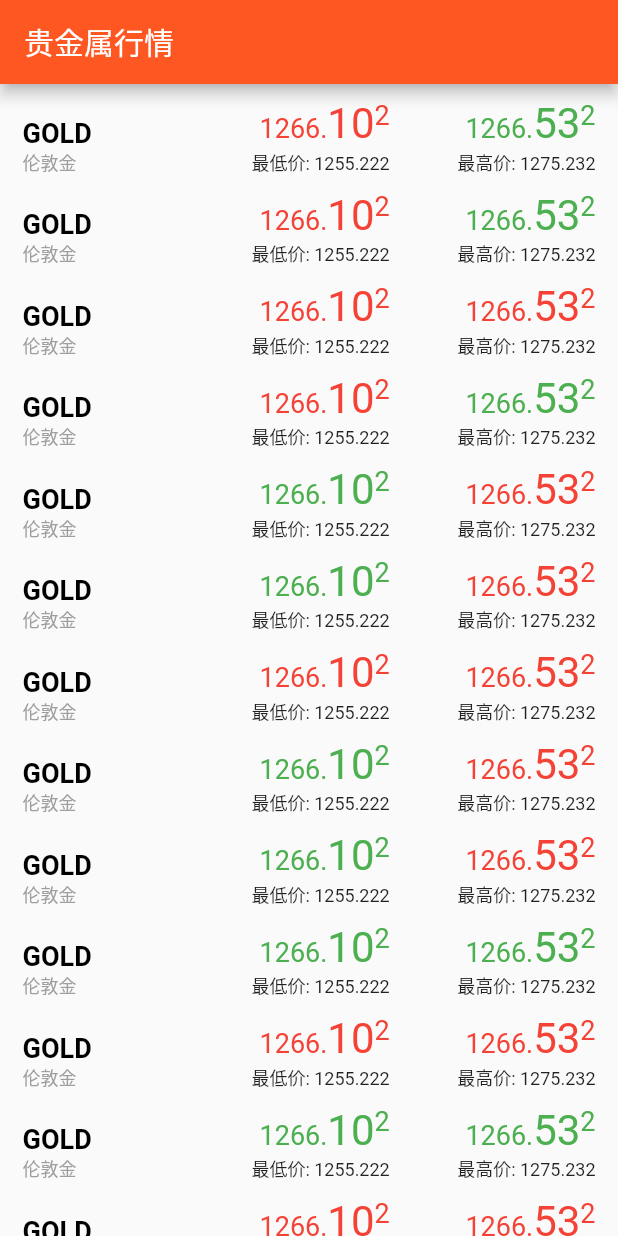
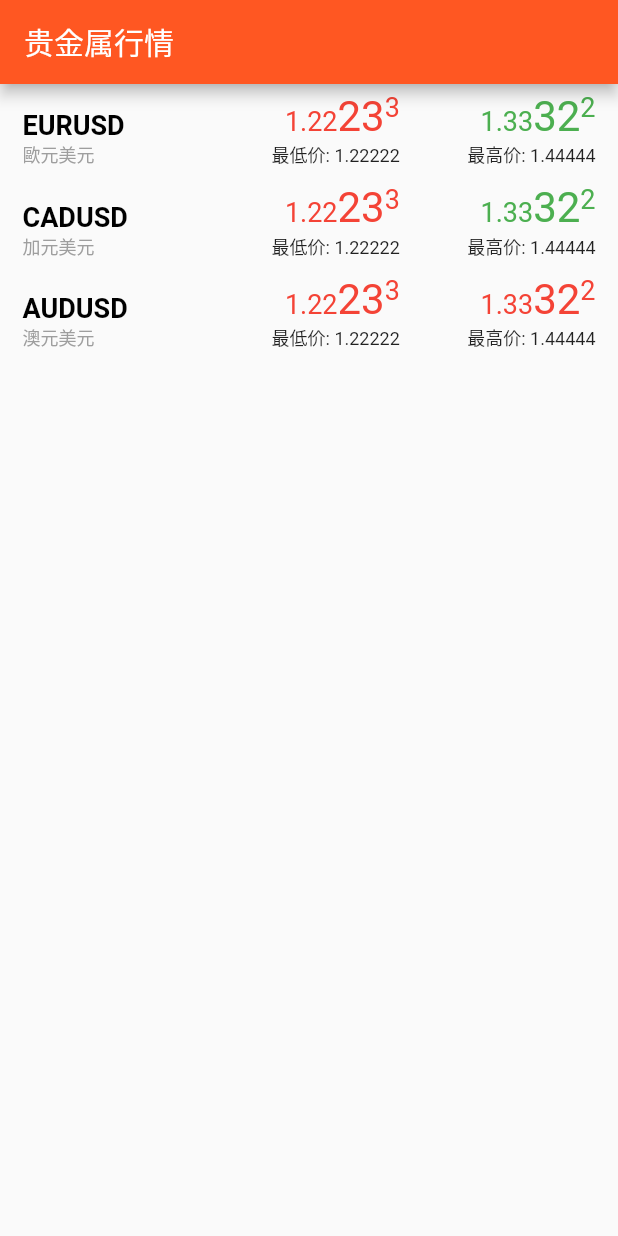
Before and after one commit to carlosxl/teaser, a Flutter app: the screen it shows after launch, on a phone screen of 412 x 824 dp. Run offline on Flutter 3.47's test engine with Material 2 defaults, Android fonts, the phone set to English and light mode, and no system bars; our stand-ins replace flutter_redux, redux.

Commit message:
re-built widget tree to adopt redux store

```diff
--- a/lib/main.dart
+++ b/lib/main.dart
@@ -1,6 +1,7 @@
 import 'dart:math';
 
 import 'package:flutter/material.dart';
+import 'package:flutter_redux/flutter_redux.dart';
 import 'package:redux/redux.dart';
 
 import 'models/zoomed_price.dart';
@@ -24,46 +25,50 @@ class MyApp extends StatelessWidget {
 
   MyApp({Key key, this.store}) : super(key: key);
 
-  // This widget is the root of your application.
   @override
   Widget build(BuildContext context) {
-    return new MaterialApp(
+    return new StoreProvider<PricesState>(
+      store: store,
+      child: new MaterialApp(
         title: 'Flutter Demo',
         theme: new ThemeData(
-        // This is the theme of your application.
-        //
-        // Try running your application with "flutter run". You'll see the
-        // application has a blue toolbar. Then, without quitting the app, try
-        // changing the primarySwatch below to Colors.green and then invoke
-        // "hot reload" (press "r" in the console where you ran "flutter run",
-        // or press Run > Flutter Hot Reload in IntelliJ). Notice that the
-        // counter didn't reset back to zero; the application is not restarted.
           primarySwatch: Colors.deepOrange,
         ),
         home: new Scaffold(
           appBar: new AppBar(
             title: new Text('贵金属行情'),
           ),
-        body: new ListView(
-          children: new List<Widget>.generate(
-              30, (int index) => new MarketDataRow(index)),
+          body: new MarketDataScreen(),
         ),
       ),
     );
   }
 }
 
+class MarketDataScreen extends StatelessWidget {
+  @override
+  Widget build(BuildContext context) {
+    return new StoreConnector<PricesState, List<ContractPrice>>(
+        converter: (store) => store.state.contractPrices,
+        builder: (BuildContext context, List<ContractPrice> contractPrices) {
+          return new ListView(
+            children: contractPrices
+                .map((contractPrice) => MarketDataRow(contractPrice))
+                .toList(),
+          );
+        });
+  }
+}
+
 class MarketDataRow extends StatelessWidget {
-  final int index;
+  final ContractPrice contractPrice;
 
-  MarketDataRow(this.index);
+  MarketDataRow(this.contractPrice);
 
   @override
   Widget build(BuildContext context) {
-    // TODO: implement build
     return new Container(
-      padding: EdgeInsets.fromLTRB(
-          0.0, index == 0 ? 10.0 : 5.0, 0.0, index == 29 ? 10.0 : 5.0),
+      padding: EdgeInsets.fromLTRB(0.0, 5.0, 0.0, 5.0),
       child: new Row(
         mainAxisAlignment: MainAxisAlignment.spaceBetween,
         crossAxisAlignment: CrossAxisAlignment.end,
@@ -71,15 +76,17 @@ class MarketDataRow extends StatelessWidget {
           new Expanded(
               child: new Container(
             padding: EdgeInsets.only(left: 15.0),
-            child: new ContractName('GOLD', '伦敦金'),
+            child: new ContractName(
+                contractPrice.contractName, contractPrice.contractNameLocal),
           )),
           new Container(
             padding: EdgeInsets.symmetric(horizontal: 30.0),
-            child: new PriceColumn(1266.102, 1255.222, '最低价'),
+            child: new PriceColumn(contractPrice.bid, contractPrice.low, '最低价'),
           ),
           new Container(
             padding: EdgeInsets.symmetric(horizontal: 15.0),
-            child: new PriceColumn(1266.532, 1275.232, '最高价'),
+            child:
+                new PriceColumn(contractPrice.ask, contractPrice.high, '最高价'),
           ),
         ],
       ),
@@ -113,9 +120,9 @@ class ContractName extends StatelessWidget {
 }
 
 class PriceColumn extends StatelessWidget {
-  final double _mainPrice;
+  final String _mainPrice;
 
-  final double _bottomPrice;
+  final String _bottomPrice;
   final String _bottomPriceLabel;
 
   PriceColumn(this._mainPrice, this._bottomPrice, this._bottomPriceLabel);
@@ -125,9 +132,9 @@ class PriceColumn extends StatelessWidget {
     return new Column(
       crossAxisAlignment: CrossAxisAlignment.end,
       children: <Widget>[
-        new MainPrice(_mainPrice.toString()),
+        new MainPrice(_mainPrice),
         new Text(
-          _bottomPriceLabel + ': ' + _bottomPrice.toString(),
+          _bottomPriceLabel + ': ' + _bottomPrice,
           style: new TextStyle(
             color: Colors.black87,
             fontSize: 12.0,
@@ -173,7 +180,6 @@ class MainPrice extends StatelessWidget {
           ],
         ),
         new Container(
-          // padding: EdgeInsets.only(top: 2.0),
           child: new Text(
             splited.suffix,
             style: new TextStyle(
--- a/lib/redux.dart
+++ b/lib/redux.dart
@@ -7,6 +7,7 @@ class PricesState {
         contractPrices: <ContractPrice>[
           ContractPrice(
             contractName: 'EURUSD',
+            contractNameLocal: '歐元美元',
             bid: '1.22233',
             ask: '1.33322',
             high: '1.44444',
@@ -14,6 +15,7 @@ class PricesState {
           ),
           ContractPrice(
             contractName: 'CADUSD',
+            contractNameLocal: '加元美元',
             bid: '1.22233',
             ask: '1.33322',
             high: '1.44444',
@@ -21,6 +23,7 @@ class PricesState {
           ),
           ContractPrice(
             contractName: 'AUDUSD',
+            contractNameLocal: '澳元美元',
             bid: '1.22233',
             ask: '1.33322',
             high: '1.44444',
@@ -31,10 +34,11 @@ class PricesState {
 }
 
 class ContractPrice {
-  final String contractName, bid, ask, high, low;
+  final String contractName, contractNameLocal, bid, ask, high, low;
 
   ContractPrice({
     this.contractName,
+    this.contractNameLocal,
     this.bid = '0.000',
     this.ask = '0.000',
     this.high = '0.000',
```
Lines whose indentation alone changed are shown as unchanged.
